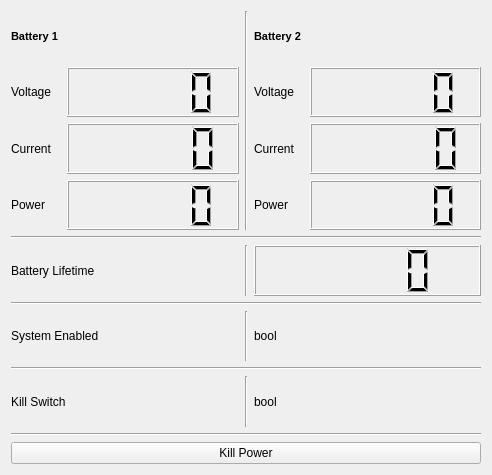
Above: UI_App/qt_ui_files/power_layout.ui from mcgill-robotics/rover before the change. Below: the same form after it.
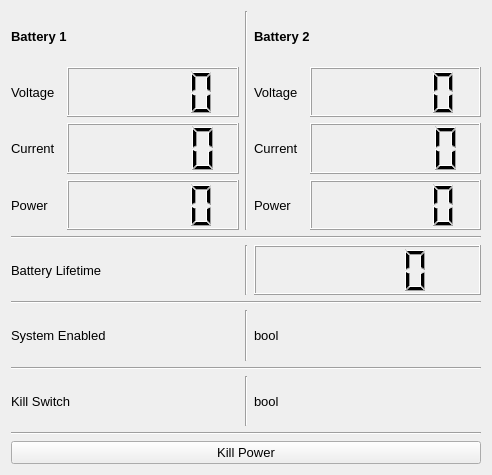
That is the form after the change.

What changed in the file:
```diff
--- a/UI_App/qt_ui_files/power_layout.ui
+++ b/UI_App/qt_ui_files/power_layout.ui
@@ -22,6 +22,11 @@
         <layout class="QHBoxLayout" name="horizontalLayout_2">
          <item>
           <widget class="QLabel" name="battery_lifetime_label">
+           <property name="font">
+            <font>
+             <pointsize>10</pointsize>
+            </font>
+           </property>
            <property name="text">
             <string>Battery Lifetime</string>
            </property>
@@ -35,7 +40,13 @@
           </widget>
          </item>
          <item>
-          <widget class="QLCDNumber" name="battery_lifetime_value"/>
+          <widget class="QLCDNumber" name="battery_lifetime_value">
+           <property name="font">
+            <font>
+             <pointsize>10</pointsize>
+            </font>
+           </property>
+          </widget>
          </item>
         </layout>
        </item>
@@ -50,6 +61,11 @@
         <layout class="QHBoxLayout" name="horizontalLayout_3">
          <item>
           <widget class="QLabel" name="system_enabled_label">
+           <property name="font">
+            <font>
+             <pointsize>10</pointsize>
+            </font>
+           </property>
            <property name="text">
             <string>System Enabled</string>
            </property>
@@ -64,6 +80,11 @@
          </item>
          <item>
           <widget class="QLabel" name="system_enabled_bool">
+           <property name="font">
+            <font>
+             <pointsize>10</pointsize>
+            </font>
+           </property>
            <property name="text">
             <string>bool</string>
            </property>
@@ -82,6 +103,11 @@
         <layout class="QHBoxLayout" name="horizontalLayout_4">
          <item>
           <widget class="QLabel" name="kill_switch_label">
+           <property name="font">
+            <font>
+             <pointsize>10</pointsize>
+            </font>
+           </property>
            <property name="text">
             <string>Kill Switch</string>
            </property>
@@ -96,6 +122,11 @@
          </item>
          <item>
           <widget class="QLabel" name="kill_switch_bool">
+           <property name="font">
+            <font>
+             <pointsize>10</pointsize>
+            </font>
+           </property>
            <property name="text">
             <string>bool</string>
            </property>
@@ -112,6 +143,11 @@
        </item>
        <item>
         <widget class="QPushButton" name="kill_power_button">
+         <property name="font">
+          <font>
+           <pointsize>10</pointsize>
+          </font>
+         </property>
          <property name="text">
           <string>Kill Power</string>
          </property>
@@ -133,7 +169,7 @@
            </property>
            <property name="font">
             <font>
-             <pointsize>8</pointsize>
+             <pointsize>10</pointsize>
              <weight>75</weight>
              <bold>true</bold>
             </font>
@@ -155,6 +191,11 @@
                  <height>16777215</height>
                 </size>
                </property>
+               <property name="font">
+                <font>
+                 <pointsize>10</pointsize>
+                </font>
+               </property>
                <property name="text">
                 <string>Voltage</string>
                </property>
@@ -175,6 +216,11 @@
                  <height>16777215</height>
                 </size>
                </property>
+               <property name="font">
+                <font>
+                 <pointsize>10</pointsize>
+                </font>
+               </property>
                <property name="text">
                 <string>Current</string>
                </property>
@@ -195,6 +241,11 @@
                  <height>16777215</height>
                 </size>
                </property>
+               <property name="font">
+                <font>
+                 <pointsize>10</pointsize>
+                </font>
+               </property>
                <property name="text">
                 <string>Power</string>
                </property>
@@ -228,7 +279,7 @@
            </property>
            <property name="font">
             <font>
-             <pointsize>8</pointsize>
+             <pointsize>10</pointsize>
              <weight>75</weight>
              <bold>true</bold>
             </font>
@@ -250,6 +301,11 @@
                  <height>16777215</height>
                 </size>
                </property>
+               <property name="font">
+                <font>
+                 <pointsize>10</pointsize>
+                </font>
+               </property>
                <property name="text">
                 <string>Voltage</string>
                </property>
@@ -270,6 +326,11 @@
                  <height>16777215</height>
                 </size>
                </property>
+               <property name="font">
+                <font>
+                 <pointsize>10</pointsize>
+                </font>
+               </property>
                <property name="text">
                 <string>Current</string>
                </property>
@@ -290,6 +351,11 @@
                  <height>16777215</height>
                 </size>
                </property>
+               <property name="font">
+                <font>
+                 <pointsize>10</pointsize>
+                </font>
+               </property>
                <property name="text">
                 <string>Power</string>
                </property>
```
Left out of the diff: 40 changed lines with no effect on the pictures.
